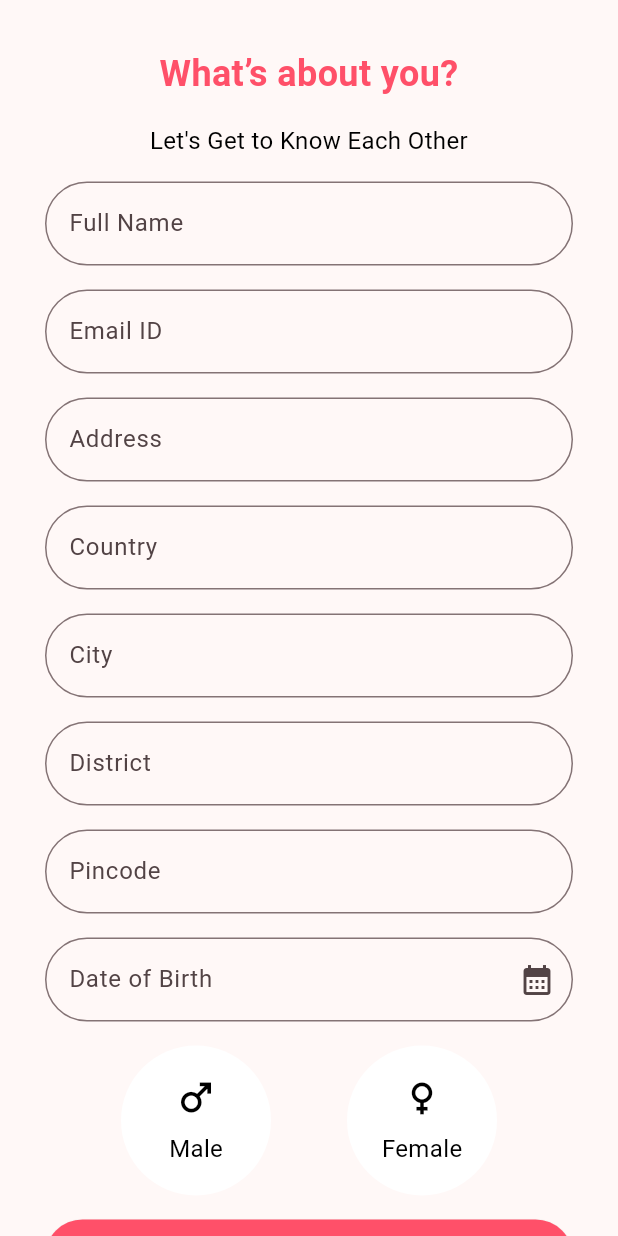
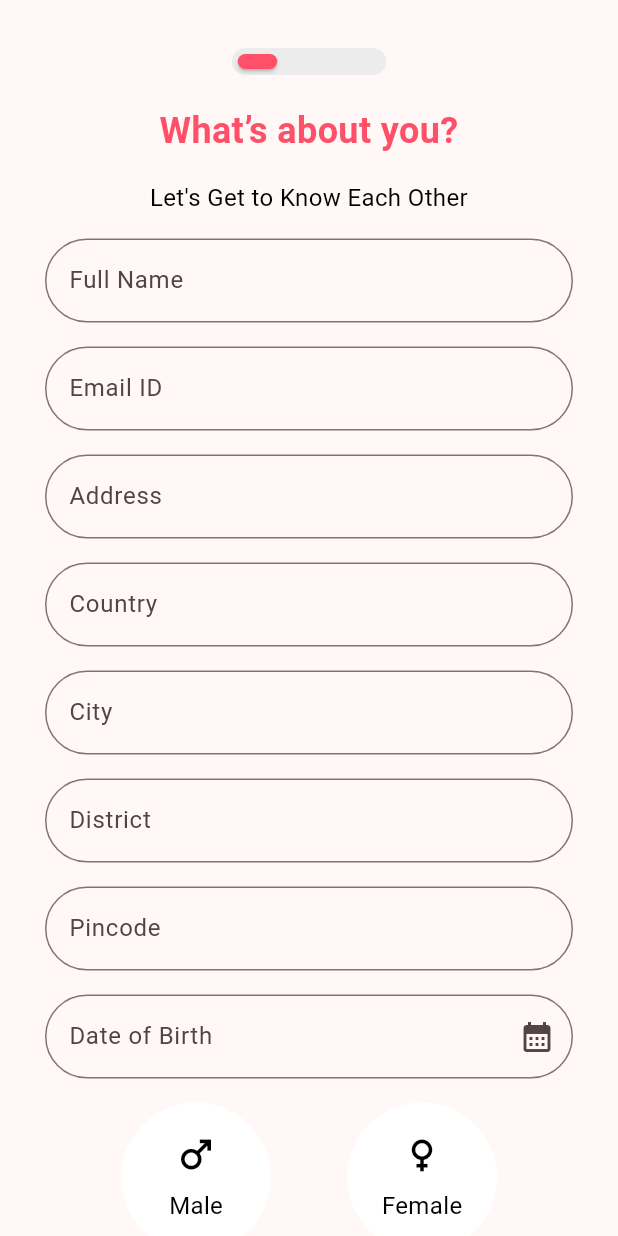
Before and after one commit to athulya-mashupTech/Inakal, a Flutter app: the RegistrationForm screen opened directly, on a phone screen of 412 x 824 dp. Run offline on Flutter 3.47's test engine with Material 3 defaults, Android fonts, the phone set to English and light mode, and no system bars; our stand-ins replace im_stepper, intl_phone_field, pinput, smooth_page_indicator, swipeable_button_view.

Commit message:
Top Progress Loader

```diff
--- /dev/null
+++ b/lib/common/screen/registration_loader.dart
@@ -0,0 +1,44 @@
+import 'package:flutter/material.dart';
+import 'package:im_stepper/stepper.dart';
+import 'package:inakal/common/screen/mobile_check_screen.dart';
+import 'package:inakal/common/widgets/registrationform.dart';
+import 'package:inakal/constants/app_constants.dart';
+
+class RegistrationLoader extends StatefulWidget {
+  final int progress;
+  const RegistrationLoader({super.key, required this.progress});
+
+  @override
+  State<RegistrationLoader> createState() => _RegistrationLoaderState();
+}
+
+class _RegistrationLoaderState extends State<RegistrationLoader> {
+  @override
+  Widget build(BuildContext context) {
+    return Center(
+        child: Container(
+      decoration: const BoxDecoration(
+        color: Color.fromARGB(255, 236, 236, 236),
+        borderRadius: BorderRadius.all(
+          Radius.circular(20),
+        ),
+      ),
+      width: MediaQuery.of(context).size.width / 12 * 3,
+      child: Row(
+        // mainAxisAlignment: MainAxisAlignment.center,
+        children: [
+            for (int i = 0; i < widget.progress; i++) Status(),
+        ],
+      ),
+    ));
+  }
+
+  Widget Status() {
+    return Container(
+        width: MediaQuery.of(context).size.width / 12,
+        height: 18,
+        child: Card(
+          color: AppColors.primaryRed,
+        ));
+  }
+}
--- a/lib/common/screen/registration_screen.dart
+++ /dev/null
@@ -1,15 +0,0 @@
-import 'package:flutter/material.dart';
-
-class RegistrationScreen extends StatefulWidget {
-  const RegistrationScreen({super.key});
-
-  @override
-  State<RegistrationScreen> createState() => _RegistrationScreenState();
-}
-
-class _RegistrationScreenState extends State<RegistrationScreen> {
-  @override
-  Widget build(BuildContext context) {
-    return const Placeholder();
-  }
-}
--- a/lib/common/widgets/registrationform.dart
+++ b/lib/common/widgets/registrationform.dart
@@ -1,5 +1,6 @@
 
 import 'package:flutter/material.dart';
+import 'package:inakal/common/screen/registration_loader.dart';
 import 'package:inakal/common/widgets/custom_button.dart';
 import 'package:inakal/common/widgets/gender_selection.dart';
 import 'package:inakal/constants/app_constants.dart';
@@ -46,6 +47,8 @@ class _RegistrationFormState extends State<RegistrationForm> {
           key: _formKey,
           child: ListView(
             children: [
+              RegistrationLoader(progress: 1),
+              SizedBox(height: 20),
               const Text(
                 "What’s about you?",
                 style: TextStyle(
--- a/lib/main.dart
+++ b/lib/main.dart
@@ -1,7 +1,6 @@
 import 'package:flutter/material.dart';
 import 'package:inakal/common/screen/splash_screen.dart';
 import 'package:inakal/common/widgets/registrationform.dart';
-import 'package:inakal/constants/app_constants.dart';
 
 void main() {
   runApp(const MyApp());
@@ -20,8 +19,8 @@ class MyApp extends StatelessWidget {
         useMaterial3: true,
       ),
       // home: MobileNoCheckScreen(),
-     home: const MyHomePage(title: 'Flutter Demo Home Page'),
-    //  home: RegistrationForm(),
+    //  home: const MyHomePage(title: 'Flutter Demo Home Page'),
+     home: RegistrationForm(),
     );
   }
 }
--- a/pubspec.yaml
+++ b/pubspec.yaml
@@ -40,8 +40,7 @@ dependencies:
   swipeable_button_view: ^0.0.2
   intl_phone_field: ^3.1.0
   pinput: ^5.0.1
-
-
+  im_stepper: ^1.0.1+1
 
 dev_dependencies:
   flutter_test:
```
Also changed, not shown: pubspec.lock.
